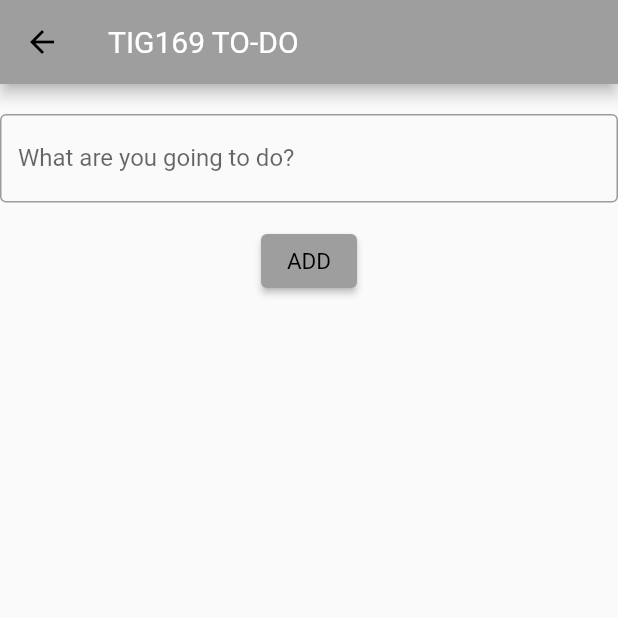
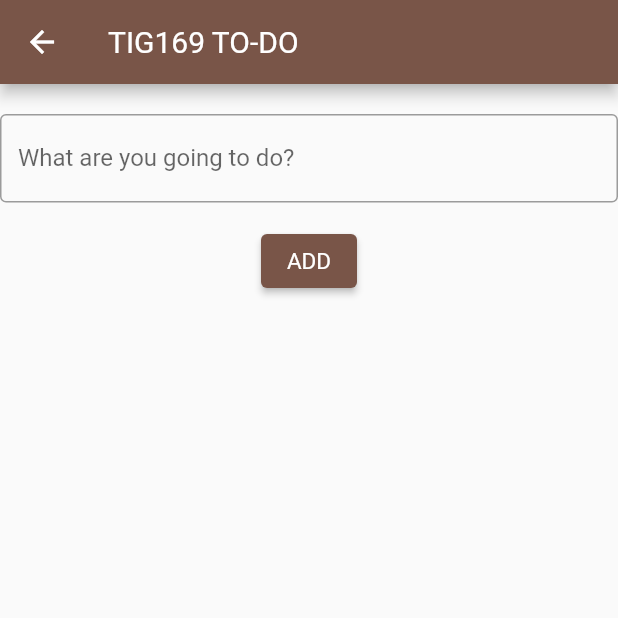
Before and after one commit to gu-tig169-ht21/gusgreeev, a Flutter app: the screen it shows after launch, after a tap on the "add" icon, on a phone screen of 412 x 824 dp, the top half of it. Run offline on Flutter 3.47's test engine with Material 2 defaults, Android fonts, the phone set to English and light mode, and no system bars; network calls fail; statements that could not run were skipped.

Commit message:
Inlämning

```diff
--- a/lib/main.dart
+++ b/lib/main.dart
@@ -1,52 +1,32 @@
 import 'package:flutter/material.dart';
 import 'package:flutter/rendering.dart';
+import 'package:flutterletsgo/secondpage.dart';
 import 'package:provider/provider.dart';
+import 'model.dart';
 
-void main() {
+void main() async {
+  TodolistProvider todoList = TodolistProvider();
+  await todoList.getList();
   runApp(ChangeNotifierProvider(
-    create: (context) => (Todolist()),
+    create: (context) => todoList,
     child: MaterialApp(
-      theme: ThemeData(primarySwatch: Colors.grey),
+      debugShowCheckedModeBanner: false,
+      theme: ThemeData(primarySwatch: Colors.brown),
       title: 'To Do',
-      home: const FirstSide(),
+      home: const FirstPage(),
     ),
   ));
 }
 
-class CBState {
-  String title;
-  bool item;
-  CBState(this.title, this.item);
+//Första sidan
+class FirstPage extends StatefulWidget {
+  const FirstPage({Key? key}) : super(key: key);
+
+  @override
+  FirstPageState createState() => FirstPageState();
 }
 
-class Todolist with ChangeNotifier {
-  final List<CBState> _list = [];
-  List<CBState> get list {
-    return _list;
-  }
-
-  void removeTODo(CBState title) {
-    _list.remove(title);
-    notifyListeners();
-  }
-
-  void addTodo(CBState title) {
-    _list.add(title);
-    notifyListeners();
-  }
-}
-
-//Första sidan
-class FirstSide extends StatefulWidget {
-  const FirstSide({Key? key}) : super(key: key);
-
-  @override
-  _FirstSideState createState() => _FirstSideState();
-}
-
-class _FirstSideState extends State<FirstSide> {
-  var filterSetting = 'all';
-
+class FirstPageState extends State<FirstPage> {
   @override
   Widget build(BuildContext context) {
     return Scaffold(
@@ -58,53 +38,67 @@ class _FirstSideState extends State<FirstSide> {
             ),
             actions: [
               PopupMenuButton(
+                  onSelected: (String value) {
+                    Provider.of<TodolistProvider>(context, listen: false)
+                        .setFilterBy(value);
+                  },
                   itemBuilder: (context) => [
-                      PopupMenuItem(
-                          child: const Text("All"), value: 1, onTap: () {}),
+                        const PopupMenuItem(
+                          child: Text("All"),
+                          value: 'all',
+                        ),
                         const PopupMenuItem(
                           child: Text("Done"),
-                        value: 2,
+                          value: 'some',
                         ),
-                      const PopupMenuItem(
-                        child: Text("Undone"),
-                      ),
+                        const PopupMenuItem(child: Text("Undone"), value: 'no'),
                       ])
             ]),
-      body: Consumer<Todolist>(
+        body: Consumer<TodolistProvider>(
             builder: (context, state, child) =>
-              _list(getFilteredList(state.list, filterSetting))),
+                _list(_getFilteredList(state.list, state.filterSetting))),
         floatingActionButton: FloatingActionButton(
           child: const Icon(Icons.add),
-        backgroundColor: Colors.grey,
           onPressed: () async {
-          var newTodo = await Navigator.push(
+            var newtodo = await Navigator.push(
               context,
               MaterialPageRoute(
-              builder: (context) => SecondSide(CBState('', false)),
+                builder: (context) => SecondPage(TodoTask(title: '', id: '')),
               ),
             );
-          if (newTodo != null) {
-            Provider.of<Todolist>(context, listen: false).addTodo(newTodo);
+            if (newtodo != null) {
+              Provider.of<TodolistProvider>(context, listen: false)
+                  .addTodo(newtodo.title);
             }
           },
-      ),
-    );
+        ));
   }
 
+//To-Do listan
   Widget _list(title) {
     return ListView.builder(
         itemBuilder: (context, index) => _doBox(title[index]),
         itemCount: title.length);
   }
 
-//Checkbox + listan + delete icon
-  Widget _doBox(CBState checkbox) {
+//Gör checkboxarna & textlistan & Icons
+  Widget _doBox(TodoTask checkbox) {
     return CheckboxListTile(
-      //checkbox
+        secondary: IconButton(
+            icon: const Icon(
+              Icons.clear,
+              color: Colors.brown,
+            ),
+            onPressed: () async {
+              setState(() {
+                var state =
+                    Provider.of<TodolistProvider>(context, listen: false);
+                state.removeToDo(checkbox);
+              });
+            }),
         controlAffinity: ListTileControlAffinity.leading,
         value: checkbox.item,
-      activeColor: Colors.grey,
-      //Texten/listan
+        activeColor: Colors.brown,
         title: Text(
           checkbox.title,
           style: TextStyle(
@@ -112,106 +106,21 @@ class _FirstSideState extends State<FirstSide> {
             decoration: checkbox.item ? TextDecoration.lineThrough : null,
           ),
         ),
-      onChanged: (value) => setState(() => checkbox.item = value!),
-      //Delete Icon
-      secondary: IconButton(
-          icon: const Icon(Icons.delete),
-          onPressed: () async {
-            var state = Provider.of<Todolist>(context, listen: false);
-            state.removeTODo(checkbox);
-          }),
-    );
+        onChanged: (bool? item) {
+          Provider.of<TodolistProvider>(context, listen: false)
+              .upDateTodo(checkbox);
+        });
   }
 }
 
-List getFilteredList(allItems, settings) {
-  if (settings == "All") return allItems;
-  if (settings == "Done") {
-    return [];
+//Filtreringsfunktionen
+List<TodoTask> _getFilteredList(allItems, filterSetting) {
+  if (filterSetting == 'all') return allItems;
+  if (filterSetting == 'some') {
+    return allItems.where((item) => item.item == true).toList();
+  }
+  if (filterSetting == 'no') {
+    return allItems.where((item) => item.item == false).toList();
   }
   return allItems;
 }
-
-//Andra sidan
-class SecondSide extends StatefulWidget {
-  final CBState checkbox;
-
-  SecondSide(this.checkbox);
-
-  @override
-  State<StatefulWidget> createState() {
-    return _SecondSideState(checkbox);
-  }
-}
-
-class _SecondSideState extends State<SecondSide> {
-  late String title;
-  late bool item;
-  late TextEditingController _controller;
-
-  _SecondSideState(CBState thing) {
-    title = thing.title;
-    item = thing.item;
-
-    _controller = TextEditingController(text: thing.title);
-
-    _controller.addListener(() {
-      setState(() {
-        title = _controller.text;
-      });
-    });
-  }
-
-  @override
-  void initState() {
-    super.initState();
-    _controller = TextEditingController();
-  }
-
-  @override
-  void dispose() {
-    _controller.dispose();
-    super.dispose();
-  }
-
-  Widget build(BuildContext context) {
-    return Scaffold(
-      appBar: AppBar(
-        title: const Text(
-          "TIG169 TO-DO",
-        ),
-        titleTextStyle: const TextStyle(
-          color: Color(0xffffffff),
-          fontSize: 20,
-        ),
-      ),
-      body: Center(
-        child: Column(
-          children: [
-            Container(
-              padding: const EdgeInsets.symmetric(horizontal: 20, vertical: 10),
-            ),
-            TextField(
-              decoration: const InputDecoration(
-                  border: OutlineInputBorder(),
-                  labelText: 'What are you going to do?'),
-              controller: _controller,
-            ),
-            Padding(
-              padding: const EdgeInsets.all(15.0),
-              child: ElevatedButton(
-                style: ElevatedButton.styleFrom(
-                    primary: Colors.grey,
-                    textStyle: const TextStyle(fontSize: 15)),
-                child: const Text('ADD'),
-                onPressed: () {
-                  Navigator.pop(context, CBState(_controller.text, false));
-                },
-              ),
-            ),
-          ],
-        ),
-      ),
-    );
-  }
-}
--- /dev/null
+++ b/lib/secondpage.dart
@@ -0,0 +1,96 @@
+import 'package:flutter/material.dart';
+import 'package:flutter/rendering.dart';
+import 'model.dart';
+
+class SecondPage extends StatefulWidget {
+  final TodoTask checkbox;
+
+  const SecondPage(this.checkbox, {Key? key}) : super(key: key);
+
+  @override
+  State<StatefulWidget> createState() {
+    return SecondPageState();
+  }
+}
+
+class SecondPageState extends State<SecondPage> {
+  late String title;
+  late bool item;
+  late TodoTask checkbox = TodoTask(title: '');
+
+  late TextEditingController _controller;
+
+  final _formKey = GlobalKey<FormState>();
+
+  SecondSideState() {
+    title = checkbox.title;
+    item = checkbox.item;
+
+    _controller = TextEditingController(text: checkbox.title);
+    _controller.addListener(() {
+      setState(() {
+        title = _controller.text;
+      });
+    });
+  }
+
+  @override
+  void initState() {
+    super.initState();
+    _controller = TextEditingController();
+  }
+
+  @override
+  void dispose() {
+    _controller.dispose();
+    super.dispose();
+  }
+
+  @override
+  Widget build(BuildContext context) {
+    return Scaffold(
+      appBar: AppBar(
+        title: const Text(
+          "TIG169 TO-DO",
+        ),
+        titleTextStyle: const TextStyle(
+          color: Color(0xffffffff),
+          fontSize: 20,
+        ),
+      ),
+      body: Form(
+        key: _formKey,
+        child: Column(
+          children: [
+            Container(
+              padding: const EdgeInsets.symmetric(horizontal: 20, vertical: 10),
+            ),
+            TextFormField(
+                decoration: const InputDecoration(
+                    border: OutlineInputBorder(),
+                    labelText: 'What are you going to do?'),
+                controller: _controller,
+                validator: (value) {
+                  if (value == null || value.isEmpty) {
+                    return 'Write something to do...';
+                  } else {}
+                }),
+            Padding(
+              padding: const EdgeInsets.all(15.0),
+              child: ElevatedButton(
+                  style: ElevatedButton.styleFrom(
+                      primary: Colors.brown,
+                      textStyle: const TextStyle(fontSize: 15)),
+                  child: const Text('ADD'),
+                  onPressed: () async {
+                    if (_formKey.currentState!.validate()) {
+                      Navigator.pop(context, TodoTask(title: _controller.text));
+                    }
+                  }),
+            ),
+          ],
+        ),
+      ),
+    );
+  }
+}
--- a/pubspec.yaml
+++ b/pubspec.yaml
@@ -1,4 +1,4 @@
-name: my_first_app
+name: flutterletsgo
 description: A new Flutter project.
 
 # The following line prevents the package from being accidentally published to
@@ -35,6 +35,7 @@ dependencies:
   # Use with the CupertinoIcons class for iOS style icons.
   cupertino_icons: ^1.0.2
   provider: ^6.0.1
+  http: ^0.13.4
 
 dev_dependencies:
   flutter_test:
```
Also changed, not shown: lib/api.dart (added, +64 -0 lines), lib/model.dart (added, +77 -0 lines), pubspec.lock, 12 other files. Lines whose indentation alone changed are shown as unchanged.
